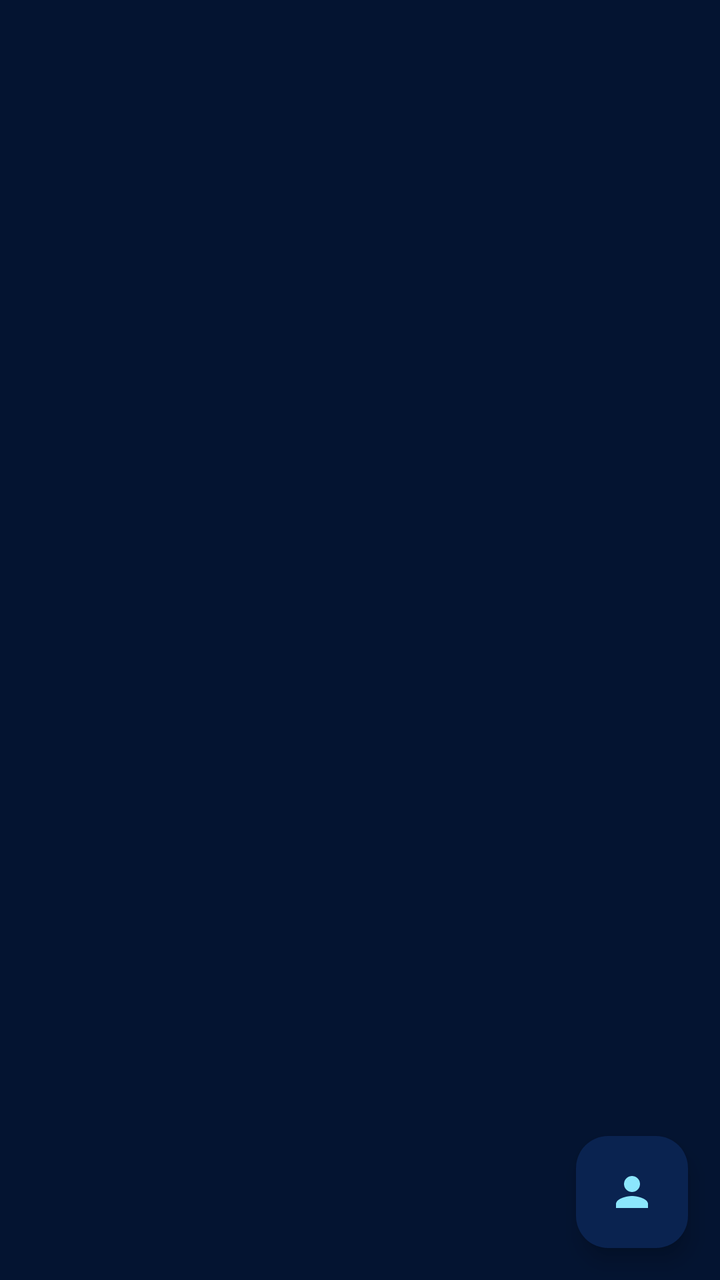
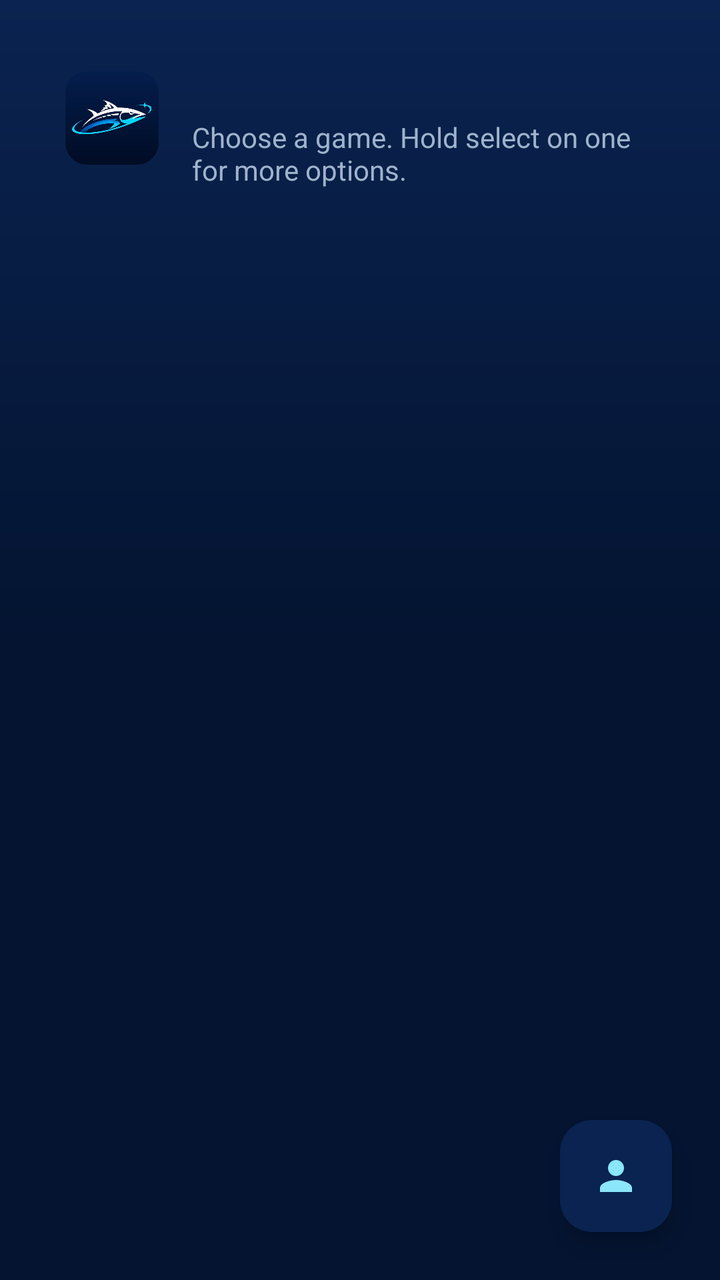

Compare the two renders of this Android layout. The source of the first and the diff that turns it into the second are given below.
<!-- AndroidManifest.xml: application theme AppTheme -->
<!-- res/layout/activity_app_view.xml -->
<RelativeLayout xmlns:android="http://schemas.android.com/apk/res/android"
    xmlns:tools="http://schemas.android.com/tools"
    xmlns:app="http://schemas.android.com/apk/res-auto"
    android:layout_width="match_parent"
    android:layout_height="match_parent"
    tools:context=".AppView">

    <FrameLayout
        android:id="@+id/appFragmentContainer"
        android:layout_width="fill_parent"
        android:layout_height="wrap_content"
        android:layout_below="@+id/appListText"
        android:layout_alignParentStart="true"
        android:layout_alignParentLeft="true"
        android:layout_alignParentEnd="true"
        android:layout_alignParentRight="true"
        android:layout_alignParentBottom="true"
        android:gravity="center" >
    </FrameLayout>

    <TextView
        android:id="@+id/appListText"
        android:layout_width="wrap_content"
        android:layout_height="wrap_content"
        android:layout_alignParentTop="true"
        android:layout_centerHorizontal="true"
        android:gravity="center"
        android:paddingTop="5dp"
        android:paddingBottom="5dp"
        android:preferKeepClear="true"
        android:textSize="28sp" />

    <com.google.android.material.floatingactionbutton.ExtendedFloatingActionButton
        android:id="@+id/profilesButton"
        android:layout_width="wrap_content"
        android:layout_height="wrap_content"
        android:layout_alignParentBottom="true"
        android:layout_alignParentEnd="true"
        android:layout_alignParentRight="true"
        android:layout_marginBottom="24dp"
        android:layout_marginEnd="24dp"
        android:layout_marginRight="24dp"
        android:contentDescription="@string/profile_manager_choose_profile"
        android:layout_margin="16dp"
        app:icon="@drawable/ic_profiles" />

</RelativeLayout>
<!-- resources referenced by this layout -->
<resources>
  <!-- drawable ic_profiles (drawable) -->
  <vector xmlns:android="http://schemas.android.com/apk/res/android"
      android:width="256dp"
      android:height="256dp"
      android:viewportWidth="24"
      android:viewportHeight="24">
      <path
          android:fillColor="#FFFFFF"
          android:pathData="M12,12c2.21,0 4,-1.79 4,-4s-1.79,-4 -4,-4 -4,1.79 -4,4 1.79,4 4,4zM12,14c-2.67,0 -8,1.34 -8,4v2h16v-2c0,-2.66 -5.33,-4 -8,-4z"/>
  </vector>
  <string name="profile_manager_choose_profile">Choose Profile</string>
  <style name="AppTheme" parent="AppBaseTheme">
          
          <item name="android:windowActionBar">false</item>
          <item name="android:windowNoTitle">true</item>
          <item name="android:statusBarColor">@color/ts_navy</item>
          <item name="android:navigationBarColor">@color/ts_navy</item>
          <item name="android:colorBackground">@color/ts_navy</item>
          <item name="android:windowBackground">@color/ts_navy</item>
      </style>
  <color name="ts_navy">#041431</color>
  <color name="ts_accent">#0CC8F6</color>
  <color name="ts_blue">#0B74D1</color>
  <color name="ts_surface">#081A3A</color>
  <color name="ts_text">#EEF5FB</color>
  <style name="TunaDialog" parent="android:Theme.Material.Dialog.Alert">
          <item name="android:windowBackground">@drawable/ts_dialog_bg</item>
          <item name="android:colorBackground">@color/ts_surface</item>
          <item name="android:textColorPrimary">@color/ts_text</item>
          <item name="android:textColorSecondary">@color/ts_text_secondary</item>
          <item name="android:textColorAlertDialogListItem">@color/ts_text</item>
          <item name="android:colorAccent">@color/ts_accent</item>
          <item name="android:colorPrimary">@color/ts_accent</item>
          <item name="android:colorControlActivated">@color/ts_accent</item>
          <item name="android:colorControlHighlight">@color/ts_deep</item>
      </style>
  <style name="TunaDialogCompat" parent="ThemeOverlay.MaterialComponents.Dialog.Alert">
          <item name="android:windowBackground">@drawable/ts_dialog_bg</item>
          <item name="android:colorBackground">@color/ts_surface</item>
          <item name="colorSurface">@color/ts_surface</item>
          <item name="colorOnSurface">@color/ts_text</item>
          <item name="android:textColorPrimary">@color/ts_text</item>
          <item name="android:textColorSecondary">@color/ts_text_secondary</item>
          <item name="colorPrimary">@color/ts_accent</item>
          <item name="colorAccent">@color/ts_accent</item>
          <item name="colorControlHighlight">@color/ts_deep</item>
      </style>
  <!-- drawable ts_dialog_bg (drawable) -->
  <?xml version="1.0" encoding="utf-8"?>
  <inset xmlns:android="http://schemas.android.com/apk/res/android"
      android:insetLeft="16dp" android:insetRight="16dp"
      android:insetTop="16dp" android:insetBottom="16dp">
      <shape android:shape="rectangle">
          <solid android:color="@color/ts_surface" />
          <stroke android:width="1dp" android:color="@color/ts_surface_border" />
          <corners android:radius="16dp" />
      </shape>
  </inset>
  <color name="ts_text_secondary">#9FB3CC</color>
  <color name="ts_deep">#0A2350</color>
  <color name="ts_surface_border">#142F58</color>
  <!-- unchanged entries left out for length: 1 -->
</resources>

<!-- the commit's change to res/layout/activity_app_view.xml (unified diff, before → after) -->
@@ -1,34 +1,61 @@
+<?xml version="1.0" encoding="utf-8"?>
 <RelativeLayout xmlns:android="http://schemas.android.com/apk/res/android"
     xmlns:tools="http://schemas.android.com/tools"
     xmlns:app="http://schemas.android.com/apk/res-auto"
+    android:background="@drawable/ts_home_bg"
     android:layout_width="match_parent"
     android:layout_height="match_parent"
     tools:context=".AppView">
 
+    <LinearLayout
+        android:id="@+id/appHeader"
+        android:layout_width="match_parent"
+        android:layout_height="wrap_content"
+        android:layout_alignParentTop="true"
+        android:orientation="horizontal"
+        android:gravity="center_vertical"
+        android:paddingStart="32dp"
+        android:paddingEnd="32dp"
+        android:paddingTop="24dp"
+        android:paddingBottom="8dp"
+        android:preferKeepClear="true">
+
+        <ImageView
+            android:layout_width="48dp"
+            android:layout_height="48dp"
+            android:src="@drawable/ts_mark"
+            android:contentDescription="@null"
+            android:importantForAccessibility="no" />
+
+        <LinearLayout
+            android:layout_width="0dp"
+            android:layout_height="wrap_content"
+            android:layout_weight="1"
+            android:layout_marginStart="16dp"
+            android:orientation="vertical">
+            <TextView
+                android:id="@+id/appListText"
+                android:layout_width="wrap_content"
+                android:layout_height="wrap_content"
+                android:textColor="@color/ts_text"
+                android:textSize="26sp"
+                android:textStyle="bold" />
+            <TextView
+                android:layout_width="wrap_content"
+                android:layout_height="wrap_content"
+                android:text="@string/apps_choose_game"
+                android:textColor="@color/ts_text_secondary"
+                android:textSize="14sp" />
+        </LinearLayout>
+    </LinearLayout>
+
     <FrameLayout
         android:id="@+id/appFragmentContainer"
-        android:layout_width="fill_parent"
-        android:layout_height="wrap_content"
-        android:layout_below="@+id/appListText"
-        android:layout_alignParentStart="true"
-        android:layout_alignParentLeft="true"
-        android:layout_alignParentEnd="true"
-        android:layout_alignParentRight="true"
-        android:layout_alignParentBottom="true"
-        android:gravity="center" >
-    </FrameLayout>
-
-    <TextView
-        android:id="@+id/appListText"
-        android:layout_width="wrap_content"
-        android:layout_height="wrap_content"
-        android:layout_alignParentTop="true"
-        android:layout_centerHorizontal="true"
-        android:gravity="center"
-        android:paddingTop="5dp"
-        android:paddingBottom="5dp"
-        android:preferKeepClear="true"
-        android:textSize="28sp" />
+        android:layout_width="match_parent"
+        android:layout_height="match_parent"
+        android:layout_below="@+id/appHeader"
+        android:paddingStart="16dp"
+        android:paddingEnd="16dp" />
 
     <com.google.android.material.floatingactionbutton.ExtendedFloatingActionButton
         android:id="@+id/profilesButton"
@@ -36,12 +63,8 @@
         android:layout_height="wrap_content"
         android:layout_alignParentBottom="true"
         android:layout_alignParentEnd="true"
-        android:layout_alignParentRight="true"
-        android:layout_marginBottom="24dp"
-        android:layout_marginEnd="24dp"
-        android:layout_marginRight="24dp"
+        android:layout_margin="24dp"
         android:contentDescription="@string/profile_manager_choose_profile"
-        android:layout_margin="16dp"
         app:icon="@drawable/ic_profiles" />
 
 </RelativeLayout>
<!-- resource entries referenced after the edit -->
@@ -10,6 +10,18 @@
           android:fillColor="#FFFFFF"
           android:pathData="M12,12c2.21,0 4,-1.79 4,-4s-1.79,-4 -4,-4 -4,1.79 -4,4 1.79,4 4,4zM12,14c-2.67,0 -8,1.34 -8,4v2h16v-2c0,-2.66 -5.33,-4 -8,-4z"/>
   </vector>
+  <!-- drawable ts_home_bg (drawable) -->
+  <?xml version="1.0" encoding="utf-8"?>
+  <shape xmlns:android="http://schemas.android.com/apk/res/android" android:shape="rectangle">
+      <gradient
+          android:angle="270"
+          android:startColor="@color/ts_deep"
+          android:centerColor="@color/ts_navy"
+          android:endColor="@color/ts_navy"
+          android:type="linear" />
+  </shape>
+  <!-- drawable ts_mark: png bitmap (drawable-xxxhdpi, 77669 bytes) -->
+  <string name="apps_choose_game">Choose a game. Hold select on one for more options.</string>
   <string name="profile_manager_choose_profile">Choose Profile</string>
   <style name="AppTheme" parent="AppBaseTheme">
           
